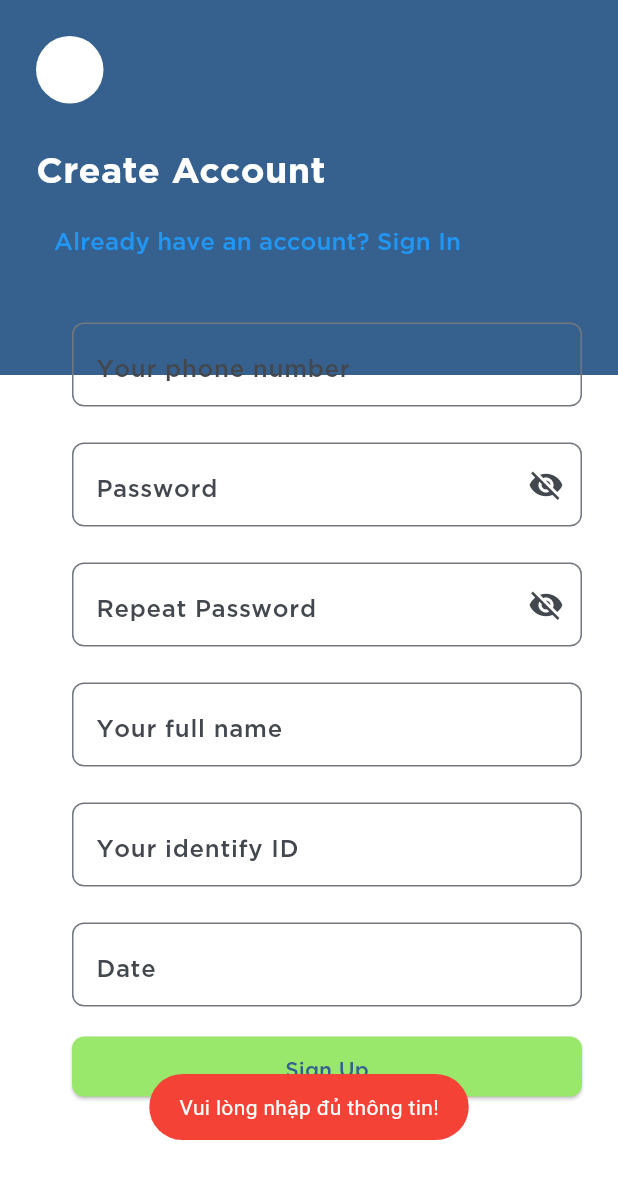
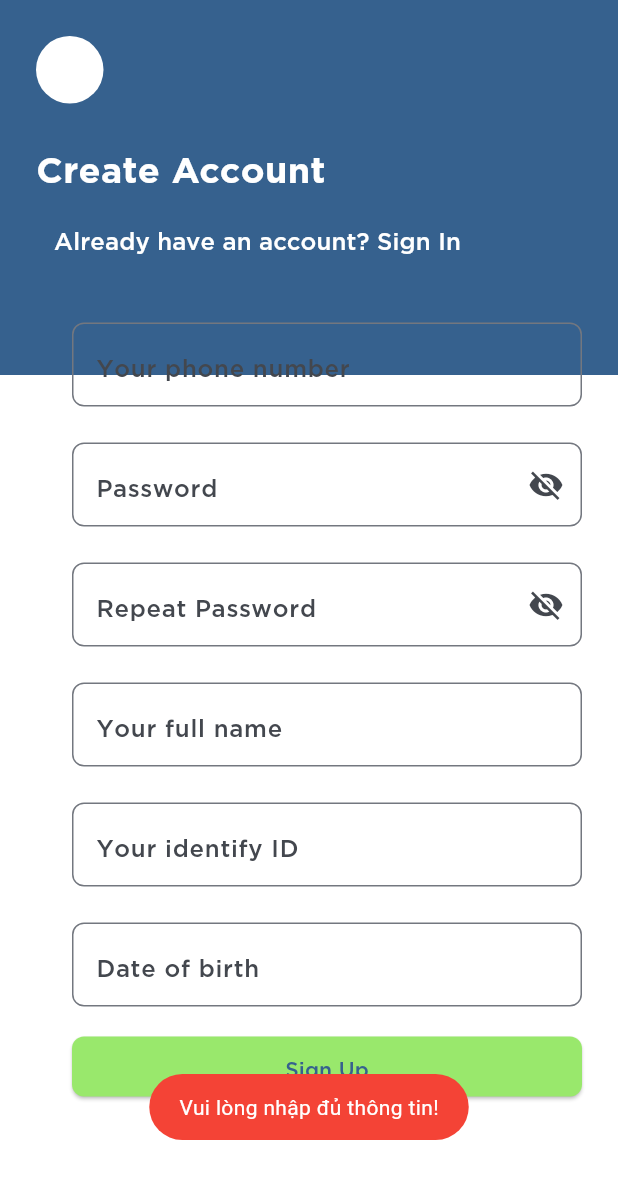
Before and after one commit to hiepchau/NFCEWallet, a Flutter app: the SignUpPage screen opened directly, after a tap on "Sign Up", on a phone screen of 412 x 824 dp. Shown: the top 1179 px of the screen. Run offline on Flutter 3.47's test engine with Material 2 defaults, Android fonts, the phone set to English and light mode, and no system bars; our stand-ins replace animated_bottom_navigation_bar, barcode_widget, bloc, dio, equatable, event_bus and 16 more; missing offline and left inert: barcode_scan2; accounts and stored records are empty; generated files the repository leaves out were written again.

Commit message:
add network to signup, forgotpassword flow

```diff
--- a/lib/data/remote/dio.dart
+++ b/lib/data/remote/dio.dart
@@ -1,7 +1,7 @@
 import 'package:dio/dio.dart';
 import 'package:logger/logger.dart';
 
-import 'loading_manager.dart';
+import 'loading_interceptor.dart';
 import 'logging_interceptor.dart';
 
 class DioFactory {
--- a/lib/data/remote/request_factory.dart
+++ b/lib/data/remote/request_factory.dart
@@ -13,7 +13,7 @@ class RequestFactory {
     };
   }
 
-  createRegister(String fullName, String password, String phone, String identifyID, DateTime dob) {
+  createRegister(String fullName, String password, String phone, String identifyID, String dob) {
     return {
       "full_name": fullName,
       "password": password,
--- a/lib/l10n/app_vi.arb
+++ b/lib/l10n/app_vi.arb
@@ -11,5 +11,7 @@
   "verifyCodeFailed": "Mã xác thực không đúng!",
   "signOut": "Đăng xuất"
   "signOutSuccess": "Đăng xuất thành công!",
-  "signOutFailed": "Đăng xuất thất bại!"
+  "signOutFailed": "Đăng xuất thất bại!",
+  "enterConfirmPasswordSame": "Vui lòng nhập lại mật khẩu khớp với mật khẩu!",
+  "enterFullInformation": "Vui lòng nhập đủ thông tin!",
 }
--- a/lib/l10n/l10n.dart
+++ b/lib/l10n/l10n.dart
@@ -139,4 +139,19 @@ class L10n {
     );
   }
 
+  String get enterConfirmPasswordSame {
+    return Intl.message(
+      'Vui lòng nhập lại mật khẩu khớp với mật khẩu!',
+      name: 'enterConfirmPasswordSame',
+      desc: 'Vui lòng nhập lại mật khẩu khớp với mật khẩu!',
+    );
+  }
+
+  String get enterFullInformation {
+    return Intl.message(
+      'Vui lòng nhập đủ thông tin!',
+      name: 'enterFullInformation',
+      desc: 'Vui lòng nhập đủ thông tin!',
+    );
+  }
 }
--- a/lib/ui/screen/authenticate/signup/signup_event.dart
+++ b/lib/ui/screen/authenticate/signup/signup_event.dart
@@ -4,8 +4,7 @@ part of 'signup_bloc.dart';
 abstract class absSignupEvent {}
 
 class SignupEvent extends absSignupEvent{
-  String? fullName, password, phone, identifyID;
-  DateTime? dob;
+  String? fullName, password, phone, identifyID, dob;
   SignupEvent({
     required this.fullName,
     required this.password,
--- a/lib/ui/screen/authenticate/signup/signup_screen.dart
+++ b/lib/ui/screen/authenticate/signup/signup_screen.dart
@@ -31,6 +31,20 @@ class _SignUpFormState extends State<SignUpForm> {
   final _fullNameController = TextEditingController();
   final _identifyIDController = TextEditingController();
   final _dobController = TextEditingController();
+  bool _obscurePasswordText = true;
+  bool _obscureRePasswordText = true;
+
+  void _togglePasswordVisibility() {
+    setState(() {
+      _obscurePasswordText = !_obscurePasswordText;
+    });
+  }
+
+  void _toggleRePasswordVisibility() {
+    setState(() {
+      _obscureRePasswordText = !_obscureRePasswordText;
+    });
+  }
   DateTime _dob = DateTime.now();
 
   @override
@@ -82,7 +96,7 @@ class _SignUpFormState extends State<SignUpForm> {
                     },
                     child: Text(
                       "Already have an account? Sign In",
-                      style: TextStyle(color: Colors.blue, fontSize: 16),
+                      style: TextStyle(color: Colors.white, fontSize: 16),
                     ),
                   ),
                   SizedBox(height: 32),
@@ -102,11 +116,17 @@ class _SignUpFormState extends State<SignUpForm> {
                         SizedBox(height: 24.0),
                         TextField(
                           controller: _passwordController,
-                          obscureText: true,
+                          obscureText: _obscurePasswordText,
                           decoration: InputDecoration(
                             hintText: 'Password',
                             border: OutlineInputBorder(borderRadius: BorderRadius.circular(8.0)),
-                            suffixIcon: Icon(Icons.visibility_off), // Eye icon
+                            suffixIcon: IconButton(
+                              icon: Icon(
+                                // Based on passwordVisible state choose the icon
+                                _obscurePasswordText ? Icons.visibility_off : Icons.visibility,
+                              ),
+                              onPressed: _togglePasswordVisibility,
+                            ),
                           ),
                           onChanged: (value) {
                           },
@@ -114,11 +134,17 @@ class _SignUpFormState extends State<SignUpForm> {
                         SizedBox(height: 24.0),
                         TextField(
                           controller: _repeatPasswordController,
-                          obscureText: true,
+                          obscureText: _obscureRePasswordText,
                           decoration: InputDecoration(
                             hintText: 'Repeat Password',
                             border: OutlineInputBorder(borderRadius: BorderRadius.circular(8.0)),
-                            suffixIcon: Icon(Icons.visibility_off), // Eye icon
+                            suffixIcon: IconButton(
+                              icon: Icon(
+                                // Based on passwordVisible state choose the icon
+                                _obscureRePasswordText ? Icons.visibility_off : Icons.visibility,
+                              ),
+                              onPressed: _toggleRePasswordVisibility,
+                            ),
                           ),
                           onChanged: (value) {
                           },
@@ -155,14 +181,14 @@ class _SignUpFormState extends State<SignUpForm> {
                             if (pickedDate != null && pickedDate != _dob)
                               setState(() {
                                 _dob = pickedDate;
-                                _dobController.text = DateFormat.yMd().format(_dob);
+                                _dobController.text = DateFormat('yyyy-MM-dd').format(_dob);
                               });
                           },
                           child: AbsorbPointer(
                             child: TextField(
                               controller: _dobController,
                               decoration: InputDecoration(
-                                hintText: 'Date of Birth ${_dob.toLocal()}'.split(' ')[0],
+                                hintText: 'Date of birth',
                                 border: OutlineInputBorder(borderRadius: BorderRadius.circular(8.0)),
                               ),
                               readOnly: true,
@@ -176,18 +202,24 @@ class _SignUpFormState extends State<SignUpForm> {
                             onPressed: () {
                               if (_phoneNumberController.text.isNotEmpty &&
                                   _passwordController.text.isNotEmpty &&
-                                  _repeatPasswordController.text.isNotEmpty) {
+                                  _repeatPasswordController.text.isNotEmpty &&
+                                  _identifyIDController.text.isNotEmpty &&
+                                  _dobController.text.isNotEmpty) {
+                                if (_passwordController.text == _repeatPasswordController.text) {
                                   context.read<SignupBloc>().add(
                                       SignupEvent(
                                           fullName: _fullNameController.text,
                                           phone: _phoneNumberController.text,
                                           password: _passwordController.text,
                                           identifyID: _identifyIDController.text,
-                                        dob: _dob //you might want to convert the dob to DateTime
+                                          dob: _dobController.text
                                       )
                                   );
                                 } else {
-                                ToastHelper.showToast("Vui lòng nhập đủ thông tin!", status: ToastStatus.failure);
+                                  ToastHelper.showToast(L10n().enterConfirmPasswordSame, status: ToastStatus.failure);
+                                }
+                              } else {
+                                ToastHelper.showToast(L10n().enterFullInformation, status: ToastStatus.failure);
                               }
                             },
                             child: Text('Sign Up'),
```
Also changed, not shown: lib/data/repositories/authenticator.dart (+8 -11 lines), lib/ui/screen/authenticate/forgot_password/forgot_password_screen.dart (added, +64 -0 lines), lib/ui/screen/authenticate/login/login_page.dart (+32 -5 lines), lib/ui/screen/authenticate/reset_password/reset_password_screen.dart (added, +78 -0 lines), lib/ui/screen/authenticate/signup/signup_bloc.dart (+10 -10 lines), lib/data/remote/loading_interceptor.dart (renamed from lib/data/remote/loading_manager.dart). Lines whose indentation alone changed are shown as unchanged.
